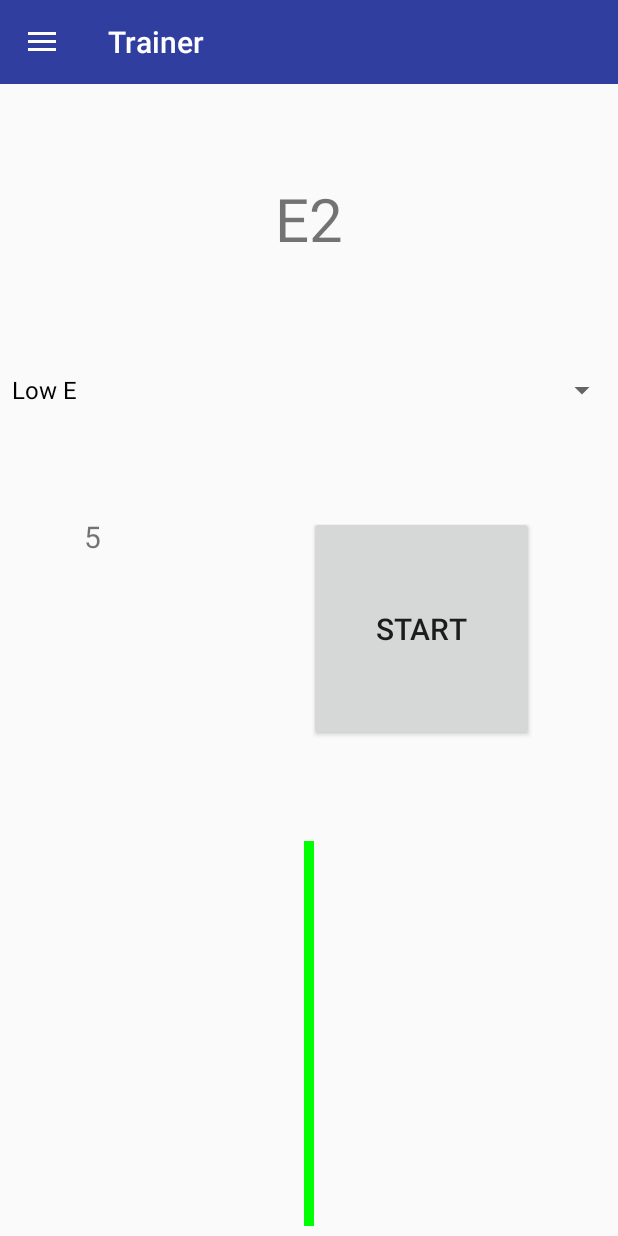
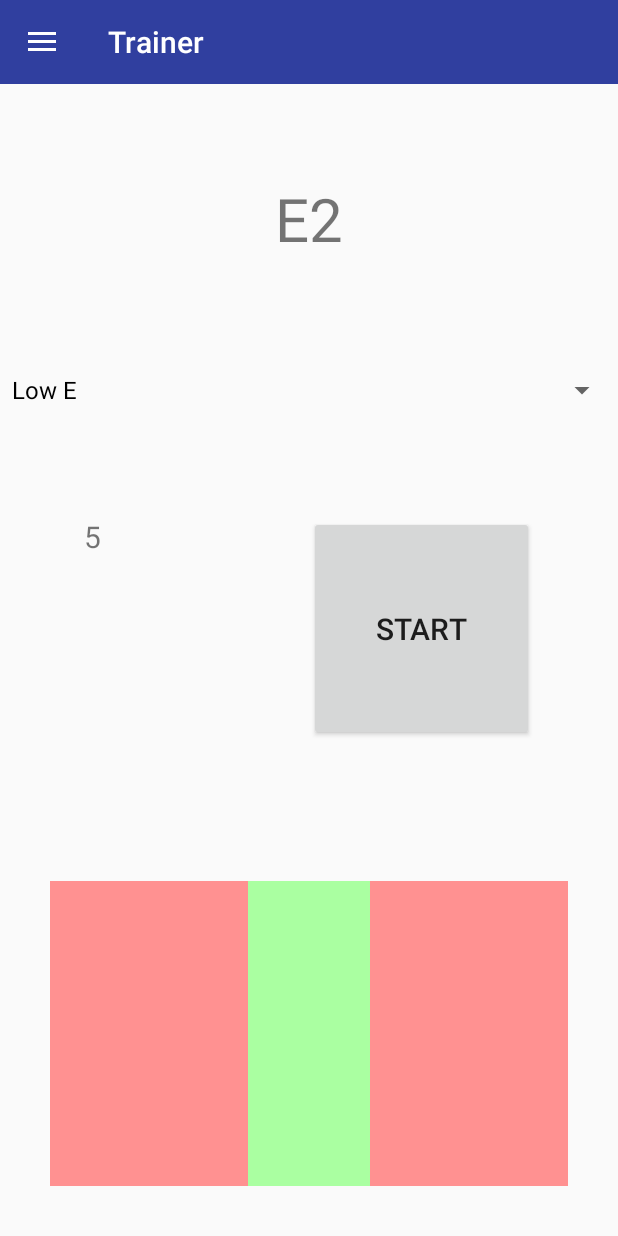
Before and after one commit to cmalnor/string-master, an Android app: the screen it shows after launch (MainActivity), in the side drawer, after a tap on "Trainer", on a phone screen of 412 x 824 dp. Run offline under Robolectric (Android 15) with nearby library versions, the phone set to English and light mode, and no system bars; libraries missing offline, so code that uses them is left out: org.puredata.android, org.puredata.core; 2 statements that could not run were skipped.

Commit message:
Trainer now shows next note if correct note is played
Add simple color change graphic to trainer for pitch

```diff
--- a/app/src/main/java/com/example/android/string_master_01/PitchView.java
+++ b/app/src/main/java/com/example/android/string_master_01/PitchView.java
@@ -20,46 +20,24 @@ public class PitchView extends View {
     private float centerPitch, currentPitch, newPitch;
     private int width, height;
 
-    private final Paint paint = new Paint();
+    private Paint centerLinePaint;
+    private Paint pitchLinePaint;
     private ValueAnimator needleAnimation = new ValueAnimator();
 
 
     public PitchView(Context context) {
         super(context);
-        Log.d(TAG, "PitchView: 1");
-        needleAnimation.setDuration(100);
-        needleAnimation.addUpdateListener(new ValueAnimator.AnimatorUpdateListener() {
-            @Override
-            public void onAnimationUpdate(ValueAnimator valueAnimator) {
-                setTunerPitch((float) valueAnimator.getAnimatedValue());
-                Log.d(TAG, "Current pitch value: " + getCurrentPitch());
-            }
-        });
+        init();
     }
+
     public PitchView(Context context, AttributeSet attrs) {
         super(context, attrs);
-        Log.d(TAG, "PitchView: 2");
-        needleAnimation.setDuration(100);
-        needleAnimation.addUpdateListener(new ValueAnimator.AnimatorUpdateListener() {
-            @Override
-            public void onAnimationUpdate(ValueAnimator valueAnimator) {
-                Log.d(TAG, "Current pitch value: ");
+        init();
+    }
 
-                setTunerPitch((float) valueAnimator.getAnimatedValue());
-            }
-        });
-    }
     public PitchView(Context context, AttributeSet attrs, int defStyle) {
         super(context, attrs, defStyle);
-        Log.d(TAG, "PitchView: 3");
-        needleAnimation.setDuration(100);
-        needleAnimation.addUpdateListener(new ValueAnimator.AnimatorUpdateListener() {
-            @Override
-            public void onAnimationUpdate(ValueAnimator valueAnimator) {
-                setTunerPitch((float) valueAnimator.getAnimatedValue());
-                Log.d(TAG, "Current pitch value: " + getCurrentPitch());
-            }
-        });
+        init();
     }
 
     //Sets note to tune to.
@@ -116,51 +94,56 @@ public class PitchView extends View {
         return newPitch;
     }
 
+    public Paint getCenterLinePaint(){
+        return centerLinePaint;
+    }
+
+    public Paint getPitchLinePaint(){
+        return pitchLinePaint;
+    }
+
+    public int getViewHeight(){
+        return height;
+    }
     @Override
     protected void onSizeChanged(int w, int h, int oldw, int oldh) {
         super.onSizeChanged(w, h, oldw, oldh);
         width = w;
         height = h;
     }
-/*
-    @Override
-    protected void onDraw(Canvas canvas) {
-        float halfWidth = width / 2;
-        paint.setStrokeWidth(6.0f);
-        paint.setColor(Color.GREEN);
-        canvas.drawLine(halfWidth, 0, halfWidth, height, paint);
-        float dx = (currentPitch - centerPitch) / 2;
-        if (-5 < dx && dx < 5) {
-            paint.setStrokeWidth(2.0f);
-            paint.setColor(Color.BLUE);
-        } else {
-            paint.setStrokeWidth(8.0f);
-            paint.setColor(Color.RED);
-            dx = (dx < 0) ? -5 : 5;
-        }
-        double phi = (dx / 5) * Math.PI / 4;
-        canvas.drawLine(halfWidth, height, halfWidth + (float) Math.sin(phi) * height * 0.9f,
-                height - (float) Math.cos(phi) * height * 0.9f, paint);
-    }*/
+
+    private void init(){
+        centerLinePaint = new Paint();
+        centerLinePaint.setStrokeWidth(10.0f);
+        centerLinePaint.setColor(Color.GREEN);
+
+        pitchLinePaint = new Paint();
+        pitchLinePaint.setStrokeWidth(5.0f);
+        pitchLinePaint.setColor(Color.BLUE);
+
+        needleAnimation.setDuration(100);
+        needleAnimation.addUpdateListener(new ValueAnimator.AnimatorUpdateListener() {
+            @Override
+            public void onAnimationUpdate(ValueAnimator valueAnimator) {
+                //Log.d(TAG, "Current pitch value: " + getCurrentPitch());
+                setTunerPitch((float) valueAnimator.getAnimatedValue());
+            }
+        });
+    }
+
     @Override
     protected void onDraw(Canvas canvas){
-
-        int span = 1;
+        super.onDraw(canvas);
 
         //Draw midline
         float mid = this.width / 2;
         float startX = mid;
-        paint.setStrokeWidth(10.0f);
-        paint.setColor(Color.GREEN);
-        canvas.drawLine(mid, 10, mid, this.height - 10, this.paint);
+        canvas.drawLine(mid, 10, mid, this.height - 10, centerLinePaint);
 
         //Draw freq needle
         float dx = (this.currentPitch - this.centerPitch);
+        startX = mid + (dx * mid);
+        canvas.drawLine(startX, 10, startX, this.height - 10, pitchLinePaint);
 
-        this.paint.setStrokeWidth(5.0f);
-        this.paint.setColor(Color.BLUE);
-
-        startX = mid + (dx * (mid/span));
-        canvas.drawLine(startX, 10, startX, this.height - 10, this.paint);
     }
 }
--- a/app/src/main/java/com/example/android/string_master_01/TrainerFragment.java
+++ b/app/src/main/java/com/example/android/string_master_01/TrainerFragment.java
@@ -36,6 +36,7 @@ import static android.content.Context.BIND_AUTO_CREATE;
 
 public class TrainerFragment extends Fragment implements AdapterView.OnItemSelectedListener{
 
+    private trainerPitchView testPitch;
     private Button startStopButton;
     private Spinner chosenString;
     private String[] notes;
@@ -46,6 +47,7 @@ public class TrainerFragment extends Fragment implements AdapterView.OnItemSelec
     private TextView countdownView;
     private PdUiDispatcher dispatcher;
     private PdService pdService = null;
+    private int noteCounter = 0;
     private android.os.Handler noteHandler = new Handler();
     private Random rand = new Random();
     private int counter = 0;
@@ -80,9 +82,11 @@ public class TrainerFragment extends Fragment implements AdapterView.OnItemSelec
                 if (startStopButton.getText() == "Stop"){
                     noteHandler.removeCallbacks(noteRunnable);
                     startStopButton.setText("Start");
+                    pdService.stopAudio();
                 } else{
                     noteHandler.post(noteRunnable);
                     startStopButton.setText("Stop");
+                    pdService.startAudio();
                 }
             }
         });
@@ -92,7 +96,7 @@ public class TrainerFragment extends Fragment implements AdapterView.OnItemSelec
         chosenString.setAdapter(adapter);
         chosenString.setOnItemSelectedListener(this);
         notes = ((MainActivity)getActivity()).getNOTES();
-        pitchView = (PitchView)rootView.findViewById(R.id.trainer_pitch_view);
+        pitchView = (trainerPitchView)rootView.findViewById(R.id.trainer_pitch_view);
         pitchView.setCenterPitch(45);
         //gameInstance = new GameInstance(notes, rootView);
 
@@ -168,7 +172,7 @@ public class TrainerFragment extends Fragment implements AdapterView.OnItemSelec
         int sampleRate = AudioParameters.suggestSampleRate();
         Log.i(TAG, "Sample Rate: " + sampleRate);
         pdService.initAudio(sampleRate, 1, 2, 50.0f);
-        pdService.startAudio();
+        //pdService.startAudio();
 
         //Create and install the dispatcher
         dispatcher = new PdUiDispatcher();
@@ -177,8 +181,16 @@ public class TrainerFragment extends Fragment implements AdapterView.OnItemSelec
         dispatcher.addListener("pitch", new PdListener.Adapter() {
             @Override
             public void receiveFloat(String source, float x) {
-                if (x > 30){
+                if (x > 40){
                     //Log.i(TAG, "pitch: " + x);
+                    if (x < pitchView.getCenterPitch()+1 && x > pitchView.getCenterPitch()-1){
+                        noteCounter++;
+                        if (noteCounter > 2){
+                            counter = 0;
+                        }
+                    } else {
+                        noteCounter = 0;
+                    }
                     pitchView.setNewPitch(x);
                 }
             }
--- /dev/null
+++ b/app/src/main/java/com/example/android/string_master_01/trainerPitchView.java
@@ -0,0 +1,102 @@
+package com.example.android.string_master_01;
+
+import android.content.Context;
+import android.graphics.Canvas;
+import android.graphics.Paint;
+import android.graphics.Rect;
+import android.util.AttributeSet;
+import android.util.Log;
+
+/**
+ * Created by codymalnor on 2/12/18.
+ */
+
+public class trainerPitchView extends PitchView {
+
+    private Paint centerPaint;
+    private Paint sidePaint;
+    private Paint leftPaint;
+    private Paint rightPaint;
+    private int padding;
+    Rect leftRect;
+    Rect rightRect;
+    Rect centerRect;
+    private int width, height;
+
+    final String TAG = "trainerPitchView";
+
+    public trainerPitchView(Context context){
+        super(context);
+        init();
+    }
+
+    public trainerPitchView(Context context, AttributeSet attrs){
+        super(context, attrs);
+        init();
+    }
+
+    private void init(){
+        leftPaint = new Paint();
+        leftPaint.setStyle(Paint.Style.FILL);
+        leftPaint.setColor(getResources().getColor(R.color.sidePaintOff));
+        centerPaint = new Paint();
+        centerPaint.setStyle(Paint.Style.FILL);
+        centerPaint.setColor(getResources().getColor(R.color.centerPaintOff));
+        rightPaint = new Paint();
+        rightPaint.setStyle(Paint.Style.FILL);
+        rightPaint.setColor(getResources().getColor(R.color.sidePaintOff));
+        padding = 50;
+        leftRect = new Rect(
+                padding,
+                padding,
+                width/2-width/10,
+                height-padding);
+        rightRect = new Rect(
+                width/2+width/10,
+                padding,
+                width-padding,
+                height-padding);
+        centerRect = new Rect(
+                width/2-width/10,
+                padding,
+                width/2+width/10,
+                height-padding);
+        Log.d(TAG, "init: height: " + height);
+
+    }
+
+    @Override
+    public void setNewPitch(float newPitch){
+        if (newPitch > getCenterPitch()-1 && newPitch < getCenterPitch()+1){
+            rightPaint.setColor(getResources().getColor(R.color.sidePaintOff));
+            centerPaint.setColor(getResources().getColor(R.color.centerPaintOn));
+            leftPaint.setColor(getResources().getColor(R.color.sidePaintOff));
+        } else if (newPitch < getCenterPitch()-1){
+            rightPaint.setColor(getResources().getColor(R.color.sidePaintOff));
+            centerPaint.setColor(getResources().getColor(R.color.centerPaintOff));
+            leftPaint.setColor(getResources().getColor(R.color.sidePaintOn));
+        } else {
+            rightPaint.setColor(getResources().getColor(R.color.sidePaintOn));
+            centerPaint.setColor(getResources().getColor(R.color.centerPaintOff));
+            leftPaint.setColor(getResources().getColor(R.color.sidePaintOff));
+        }
+        invalidate();
+    }
+
+    @Override
+    protected void onSizeChanged(int w, int h, int oldw, int oldh) {
+        super.onSizeChanged(w, h, oldw, oldh);
+        width = w;
+        height = h;
+        init();
+        Log.d(TAG, "onSizeChanged: ");
+    }
+
+    @Override
+    protected void onDraw(Canvas canvas){
+        canvas.drawRect(leftRect, leftPaint);
+        canvas.drawRect(rightRect, rightPaint);
+        canvas.drawRect(centerRect, centerPaint);
+        Log.d(TAG, "onDraw");
+    }
+}
--- a/app/src/main/res/layout/trainer_layout.xml
+++ b/app/src/main/res/layout/trainer_layout.xml
@@ -36,7 +36,7 @@
             android:textSize="20sp"
             android:text="START"/>
     </LinearLayout>
-    <com.example.android.string_master_01.PitchView
+    <com.example.android.string_master_01.trainerPitchView
         android:id="@+id/trainer_pitch_view"
         android:layout_width="match_parent"
         android:layout_height="0dp"
--- a/app/src/main/res/values/colors.xml
+++ b/app/src/main/res/values/colors.xml
@@ -3,4 +3,8 @@
     <color name="colorPrimary">#3F51B5</color>
     <color name="colorPrimaryDark">#303F9F</color>
     <color name="colorAccent">#FF4081</color>
+    <color name="sidePaintOff">#ff9191</color>
+    <color name="sidePaintOn">#ff4545</color>
+    <color name="centerPaintOff">#aaffa1</color>
+    <color name="centerPaintOn">#1aff00</color>
 </resources>
```
Also changed, not shown: 1 other file.
